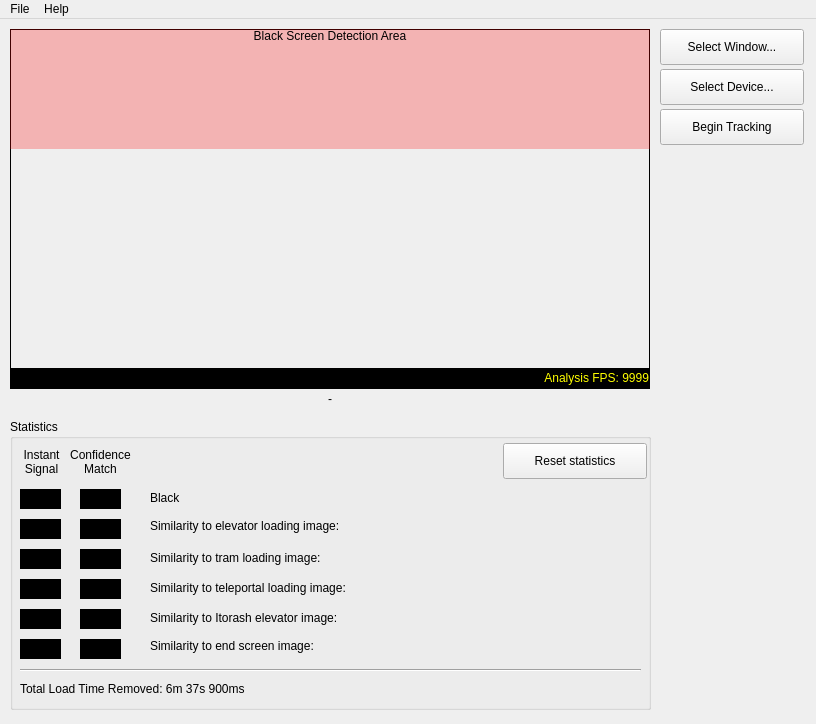
goth-uhaul/zdcurtain, file res/design.ui: the form before one commit.
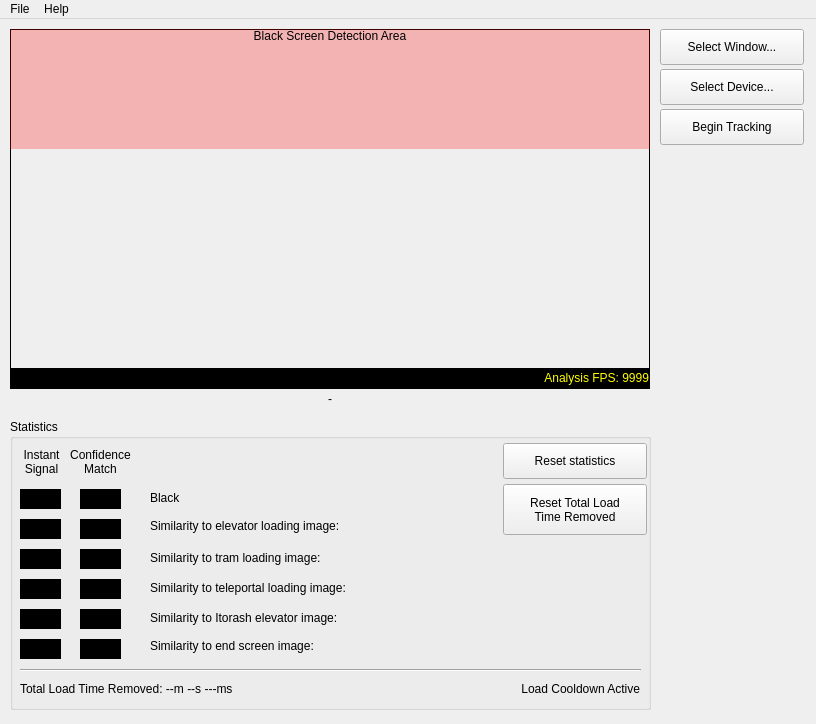
The form after the commit.

Commit message: Load cooldown visuals, fix for capsule load cooldown

The edit to the form file:
```diff
--- a/res/design.ui
+++ b/res/design.ui
@@ -917,7 +917,40 @@
       </rect>
      </property>
      <property name="text">
-      <string>Total Load Time Removed: 6m 37s 900ms</string>
+      <string>Total Load Time Removed: --m --s ---ms</string>
+     </property>
+    </widget>
+    <widget class="QLabel" name="load_cooldown_active_label">
+     <property name="geometry">
+      <rect>
+       <x>499</x>
+       <y>260</y>
+       <width>131</width>
+       <height>20</height>
+      </rect>
+     </property>
+     <property name="text">
+      <string>Load Cooldown Active</string>
+     </property>
+     <property name="alignment">
+      <set>Qt::AlignmentFlag::AlignRight|Qt::AlignmentFlag::AlignTrailing|Qt::AlignmentFlag::AlignVCenter</set>
+     </property>
+    </widget>
+    <widget class="QPushButton" name="reset_tltr_button">
+     <property name="geometry">
+      <rect>
+       <x>493</x>
+       <y>65</y>
+       <width>144</width>
+       <height>51</height>
+      </rect>
+     </property>
+     <property name="focusPolicy">
+      <enum>Qt::FocusPolicy::NoFocus</enum>
+     </property>
+     <property name="text">
+      <string>Reset Total Load 
+Time Removed</string>
      </property>
     </widget>
    </widget>
```
The commit also changes 2 other files.
